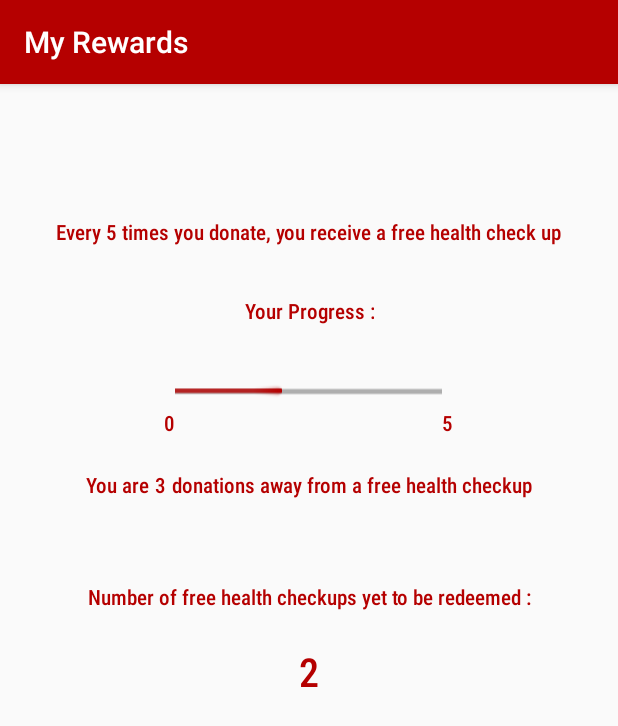
After one commit to Rahil-Merchant/LifeLine, an Android app: the RewardsActivity screen opened directly, with no data from a screen before it, on a phone screen of 412 x 824 dp. The commit adds this screen. Shown: the top 726 px of the screen. Run offline under Robolectric (Android 15) with nearby library versions, the phone set to English and light mode, and no system bars; our stand-ins replace Firebase (no records; nobody signed in at launch, a user with empty details on screens opened directly); Roboto replaces fonts that are not available here.

Commit message:
added rewards

```diff
--- a/app/build.gradle
+++ b/app/build.gradle
@@ -39,6 +39,7 @@ dependencies {
     implementation 'com.google.android.gms:play-services-auth:17.0.0'
     implementation 'com.google.firebase:firebase-core:17.2.0'
     implementation 'androidx.cardview:cardview:1.0.0'
+    implementation 'com.google.android.material:material:1.1.0-beta01'
 }
 
 apply plugin: 'com.google.gms.google-services'
--- a/app/src/main/AndroidManifest.xml
+++ b/app/src/main/AndroidManifest.xml
@@ -15,7 +15,8 @@
         android:roundIcon="@mipmap/ic_launcher_round"
         android:supportsRtl="true"
         android:theme="@style/AppTheme">
-        <activity android:name=".LeaderboardActivity"></activity>
+        <activity android:name=".RewardsActivity"></activity>
+        <activity android:name=".LeaderboardActivity" />
         <activity
             android:name=".homeActivity"
             android:screenOrientation="portrait" />
--- /dev/null
+++ b/app/src/main/java/com/example/lifeline/RewardsActivity.java
@@ -0,0 +1,76 @@
+package com.example.lifeline;
+
+import androidx.annotation.Nullable;
+import androidx.appcompat.app.AppCompatActivity;
+
+import android.os.Bundle;
+import android.util.Log;
+import android.widget.ProgressBar;
+import android.widget.TextView;
+import android.widget.Toast;
+
+import com.google.firebase.FirebaseApp;
+import com.google.firebase.auth.FirebaseAuth;
+import com.google.firebase.firestore.DocumentReference;
+import com.google.firebase.firestore.DocumentSnapshot;
+import com.google.firebase.firestore.EventListener;
+import com.google.firebase.firestore.FirebaseFirestore;
+import com.google.firebase.firestore.FirebaseFirestoreException;
+import com.google.firebase.firestore.ListenerRegistration;
+
+public class RewardsActivity extends AppCompatActivity {
+    FirebaseFirestore db;
+    FirebaseAuth mAuth;
+    String uid,reward_count,rewards_remaining;
+    int reward_countInt,timesDonatedInt,rewards_remainingInt;
+    ProgressBar rewardPbar;
+    TextView reward_countTv,reward_remainingTv;
+    DocumentReference docRef;
+
+    @Override
+    protected void onCreate(Bundle savedInstanceState) {
+        super.onCreate(savedInstanceState);
+        setContentView(R.layout.activity_rewards);
+        setTitle("My Rewards");
+        FirebaseApp.initializeApp(this);
+        mAuth = FirebaseAuth.getInstance();
+        db = FirebaseFirestore.getInstance();
+        rewardPbar = findViewById(R.id.rewards_pbar);
+        reward_countTv = findViewById(R.id.rewards_count);
+        reward_remainingTv = findViewById(R.id.rewards_remaining);
+        uid = mAuth.getCurrentUser().getUid();
+    }
+
+    @Override
+    protected void onStart() {
+        super.onStart();
+        //here instead of onCreate so that query doesn't run in background and inc bandwidth
+        docRef = db.collection("users").document(uid);
+        docRef.addSnapshotListener(this, new EventListener<DocumentSnapshot>() {
+            @Override
+            public void onEvent(@Nullable DocumentSnapshot snapshot,
+                                @Nullable FirebaseFirestoreException e) {
+                if (e != null) {
+                    Toast.makeText(RewardsActivity.this, e.getMessage(), Toast.LENGTH_LONG).show();
+                    return;
+                }
+
+                if (snapshot != null && snapshot.exists()) {
+                    reward_countInt = snapshot.getLong("rewards_count").intValue();
+                    reward_count = String.valueOf(reward_countInt);
+                    reward_countTv.setText(reward_count);
+                    timesDonatedInt = snapshot.getLong("timesDonated").intValue();
+                    timesDonatedInt = timesDonatedInt % 5;
+                    rewards_remainingInt = 5 - timesDonatedInt;
+                    rewards_remaining = String.valueOf(rewards_remainingInt);
+                    reward_remainingTv.setText(rewards_remaining);
+                    rewardPbar.setProgress(timesDonatedInt);
+                } else {
+                    Toast.makeText(RewardsActivity.this, "Unexpected Error", Toast.LENGTH_SHORT).show();
+                }
+            }
+        });
+
+    }
+
+}
--- /dev/null
+++ b/app/src/main/res/drawable-v24/ic_card_giftcard_white_24dp.xml
@@ -0,0 +1,5 @@
+<vector android:height="24dp" android:tint="#FFF"
+    android:viewportHeight="24.0" android:viewportWidth="24.0"
+    android:width="24dp" xmlns:android="http://schemas.android.com/apk/res/android">
+    <path android:fillColor="#FF000000" android:pathData="M20,6h-2.18c0.11,-0.31 0.18,-0.65 0.18,-1 0,-1.66 -1.34,-3 -3,-3 -1.05,0 -1.96,0.54 -2.5,1.35l-0.5,0.67 -0.5,-0.68C10.96,2.54 10.05,2 9,2 7.34,2 6,3.34 6,5c0,0.35 0.07,0.69 0.18,1L4,6c-1.11,0 -1.99,0.89 -1.99,2L2,19c0,1.11 0.89,2 2,2h16c1.11,0 2,-0.89 2,-2L22,8c0,-1.11 -0.89,-2 -2,-2zM15,4c0.55,0 1,0.45 1,1s-0.45,1 -1,1 -1,-0.45 -1,-1 0.45,-1 1,-1zM9,4c0.55,0 1,0.45 1,1s-0.45,1 -1,1 -1,-0.45 -1,-1 0.45,-1 1,-1zM20,19L4,19v-2h16v2zM20,14L4,14L4,8h5.08L7,10.83 8.62,12 11,8.76l1,-1.36 1,1.36L15.38,12 17,10.83 14.92,8L20,8v6z"/>
+</vector>
--- /dev/null
+++ b/app/src/main/res/drawable-v24/ic_format_list_numbered_red_24dp.xml
@@ -0,0 +1,5 @@
+<vector android:height="24dp" android:tint="#B50000"
+    android:viewportHeight="24.0" android:viewportWidth="24.0"
+    android:width="24dp" xmlns:android="http://schemas.android.com/apk/res/android">
+    <path android:fillColor="#FF000000" android:pathData="M2,17h2v0.5L3,17.5v1h1v0.5L2,19v1h3v-4L2,16v1zM3,8h1L4,4L2,4v1h1v3zM2,11h1.8L2,13.1v0.9h3v-1L3.2,13L5,10.9L5,10L2,10v1zM7,5v2h14L21,5L7,5zM7,19h14v-2L7,17v2zM7,13h14v-2L7,11v2z"/>
+</vector>
--- /dev/null
+++ b/app/src/main/res/drawable-v24/ic_power_settings_new_red_24dp.xml
@@ -0,0 +1,5 @@
+<vector android:height="24dp" android:tint="#B50000"
+    android:viewportHeight="24.0" android:viewportWidth="24.0"
+    android:width="24dp" xmlns:android="http://schemas.android.com/apk/res/android">
+    <path android:fillColor="#FF000000" android:pathData="M13,3h-2v10h2L13,3zM17.83,5.17l-1.42,1.42C17.99,7.86 19,9.81 19,12c0,3.87 -3.13,7 -7,7s-7,-3.13 -7,-7c0,-2.19 1.01,-4.14 2.58,-5.42L6.17,5.17C4.23,6.82 3,9.26 3,12c0,4.97 4.03,9 9,9s9,-4.03 9,-9c0,-2.74 -1.23,-5.18 -3.17,-6.83z"/>
+</vector>
--- /dev/null
+++ b/app/src/main/res/drawable/ic_card_giftcard_red_24dp.xml
@@ -0,0 +1,5 @@
+<vector android:height="24dp" android:tint="#B50000"
+    android:viewportHeight="24.0" android:viewportWidth="24.0"
+    android:width="24dp" xmlns:android="http://schemas.android.com/apk/res/android">
+    <path android:fillColor="#FF000000" android:pathData="M20,6h-2.18c0.11,-0.31 0.18,-0.65 0.18,-1 0,-1.66 -1.34,-3 -3,-3 -1.05,0 -1.96,0.54 -2.5,1.35l-0.5,0.67 -0.5,-0.68C10.96,2.54 10.05,2 9,2 7.34,2 6,3.34 6,5c0,0.35 0.07,0.69 0.18,1L4,6c-1.11,0 -1.99,0.89 -1.99,2L2,19c0,1.11 0.89,2 2,2h16c1.11,0 2,-0.89 2,-2L22,8c0,-1.11 -0.89,-2 -2,-2zM15,4c0.55,0 1,0.45 1,1s-0.45,1 -1,1 -1,-0.45 -1,-1 0.45,-1 1,-1zM9,4c0.55,0 1,0.45 1,1s-0.45,1 -1,1 -1,-0.45 -1,-1 0.45,-1 1,-1zM20,19L4,19v-2h16v2zM20,14L4,14L4,8h5.08L7,10.83 8.62,12 11,8.76l1,-1.36 1,1.36L15.38,12 17,10.83 14.92,8L20,8v6z"/>
+</vector>
--- /dev/null
+++ b/app/src/main/res/drawable/ic_event_black_24dp.xml
@@ -0,0 +1,5 @@
+<vector android:height="24dp" android:tint="#B50000"
+    android:viewportHeight="24.0" android:viewportWidth="24.0"
+    android:width="24dp" xmlns:android="http://schemas.android.com/apk/res/android">
+    <path android:fillColor="#FF000000" android:pathData="M17,12h-5v5h5v-5zM16,1v2L8,3L8,1L6,1v2L5,3c-1.11,0 -1.99,0.9 -1.99,2L3,19c0,1.1 0.89,2 2,2h14c1.1,0 2,-0.9 2,-2L21,5c0,-1.1 -0.9,-2 -2,-2h-1L18,1h-2zM19,19L5,19L5,8h14v11z"/>
+</vector>
--- /dev/null
+++ b/app/src/main/res/drawable/ic_history_black_24dp.xml
@@ -0,0 +1,5 @@
+<vector android:height="24dp" android:tint="#B50000"
+    android:viewportHeight="24.0" android:viewportWidth="24.0"
+    android:width="24dp" xmlns:android="http://schemas.android.com/apk/res/android">
+    <path android:fillColor="#FF000000" android:pathData="M13,3c-4.97,0 -9,4.03 -9,9L1,12l3.89,3.89 0.07,0.14L9,12L6,12c0,-3.87 3.13,-7 7,-7s7,3.13 7,7 -3.13,7 -7,7c-1.93,0 -3.68,-0.79 -4.94,-2.06l-1.42,1.42C8.27,19.99 10.51,21 13,21c4.97,0 9,-4.03 9,-9s-4.03,-9 -9,-9zM12,8v5l4.28,2.54 0.72,-1.21 -3.5,-2.08L13.5,8L12,8z"/>
+</vector>
--- /dev/null
+++ b/app/src/main/res/layout/activity_rewards.xml
@@ -0,0 +1,123 @@
+<?xml version="1.0" encoding="utf-8"?>
+<LinearLayout xmlns:android="http://schemas.android.com/apk/res/android"
+    xmlns:app="http://schemas.android.com/apk/res-auto"
+    xmlns:tools="http://schemas.android.com/tools"
+    android:layout_width="match_parent"
+    android:layout_height="match_parent"
+    android:orientation="vertical"
+    tools:context=".RewardsActivity">
+
+
+    <TextView
+        android:layout_width="wrap_content"
+        android:layout_height="wrap_content"
+        style="@style/TextView"
+        android:layout_marginTop="40pt"
+        android:layout_gravity="center_horizontal"
+        android:gravity="center_horizontal"
+        android:text="Every 5 times you donate, you receive a free health check up"/>
+
+    <TextView
+        android:layout_width="wrap_content"
+        android:layout_height="wrap_content"
+        style="@style/TextView"
+        android:layout_marginTop="15pt"
+        android:layout_gravity="center_horizontal"
+        android:gravity="center_horizontal"
+        android:text="Your Progress :"/>
+
+
+    <RelativeLayout
+        android:layout_width="match_parent"
+        android:layout_height="wrap_content">
+
+        <ProgressBar
+            android:id="@+id/rewards_pbar"
+            style="@android:style/Widget.Holo.Light.ProgressBar.Horizontal"
+            android:layout_width="80pt"
+            android:layout_height="10pt"
+            android:layout_centerHorizontal="true"
+            android:layout_marginTop="15pt"
+            android:contentDescription="Your Progress"
+            android:indeterminate="false"
+            android:indeterminateBehavior="repeat"
+            android:max="5"
+            android:progress="2"
+            android:progressBackgroundTintMode="add"
+            android:progressTint="#B50000" />
+
+        <TextView
+            android:layout_width="wrap_content"
+            android:layout_height="wrap_content"
+            style="@style/TextView"
+            android:layout_gravity="center_horizontal"
+            android:gravity="center_horizontal"
+            android:layout_toStartOf="@id/rewards_pbar"
+            android:text="0"
+            android:layout_below="@+id/rewards_pbar"/>
+
+        <TextView
+            android:layout_width="wrap_content"
+            android:layout_height="wrap_content"
+            style="@style/TextView"
+            android:layout_gravity="center_horizontal"
+            android:gravity="center_horizontal"
+            android:layout_toEndOf="@id/rewards_pbar"
+            android:text="5"
+            android:layout_below="@+id/rewards_pbar"/>
+    </RelativeLayout>
+
+
+
+    <LinearLayout
+        android:layout_width="wrap_content"
+        android:layout_height="wrap_content"
+        android:orientation="horizontal"
+        android:layout_gravity="center_horizontal"
+        android:layout_marginTop="10pt">
+
+        <TextView
+            android:layout_width="wrap_content"
+            android:layout_height="wrap_content"
+            style="@style/TextView"
+            android:layout_gravity="center_horizontal"
+            android:gravity="center_horizontal"
+            android:text="You are "/>
+
+        <TextView
+            android:layout_width="wrap_content"
+            android:layout_height="wrap_content"
+            style="@style/TextView"
+            android:layout_gravity="center_horizontal"
+            android:gravity="center_horizontal"
+            android:text="3"
+            android:id="@+id/rewards_remaining"/>
+
+        <TextView
+            android:layout_width="wrap_content"
+            android:layout_height="wrap_content"
+            style="@style/TextView"
+            android:layout_gravity="center_horizontal"
+            android:gravity="center_horizontal"
+            android:text=" donations away from a free health checkup"/>
+    </LinearLayout>
+
+
+    <TextView
+        android:layout_width="wrap_content"
+        android:layout_height="wrap_content"
+        android:layout_gravity="center_horizontal"
+        android:gravity="center_horizontal"
+        android:layout_marginTop="25pt"
+        android:text="Number of free health checkups yet to be redeemed :" />
+
+    <TextView
+        android:id="@+id/rewards_count"
+        android:layout_width="wrap_content"
+        android:layout_height="wrap_content"
+        android:layout_gravity="center_horizontal"
+        android:gravity="center_horizontal"
+        android:textSize="12pt"
+        android:layout_marginTop="10pt"
+        android:text="2" />
+</LinearLayout>
```
Also changed, not shown: app/src/main/java/com/example/lifeline/homeActivity.java (+7 -0 lines), app/src/main/res/layout/activity_home.xml (+16 -4 lines), app/src/main/res/menu/bottom_nav_menu.xml (added, +36 -0 lines), app/src/main/res/values/strings.xml (+7 -0 lines), app/src/main/res/drawable/donate_icon.jpg (added).
